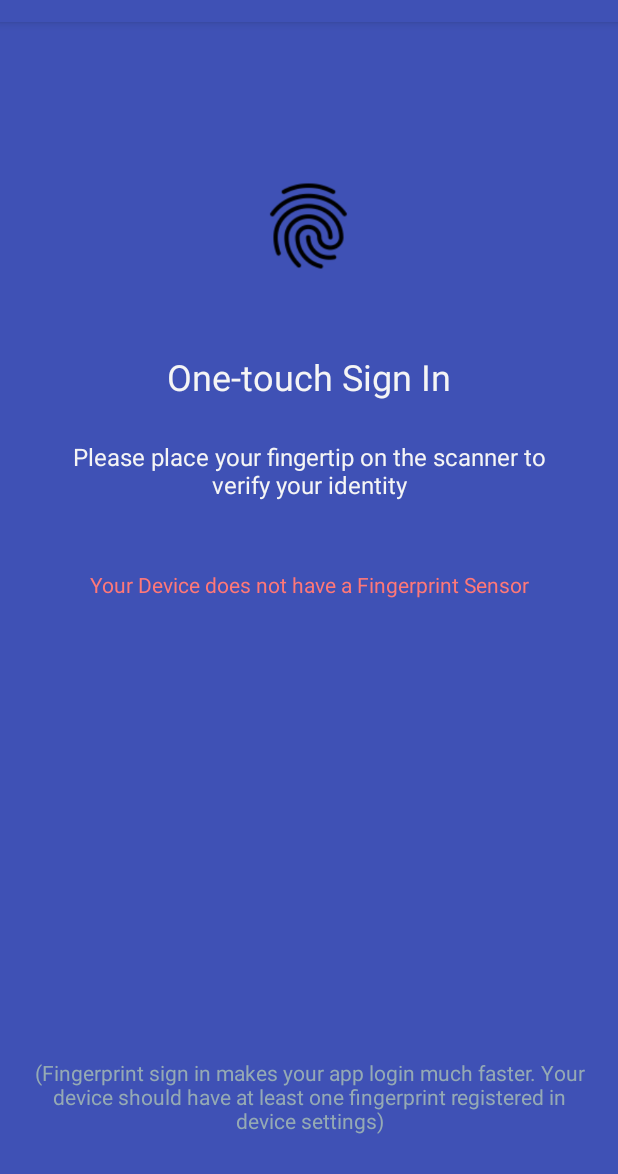
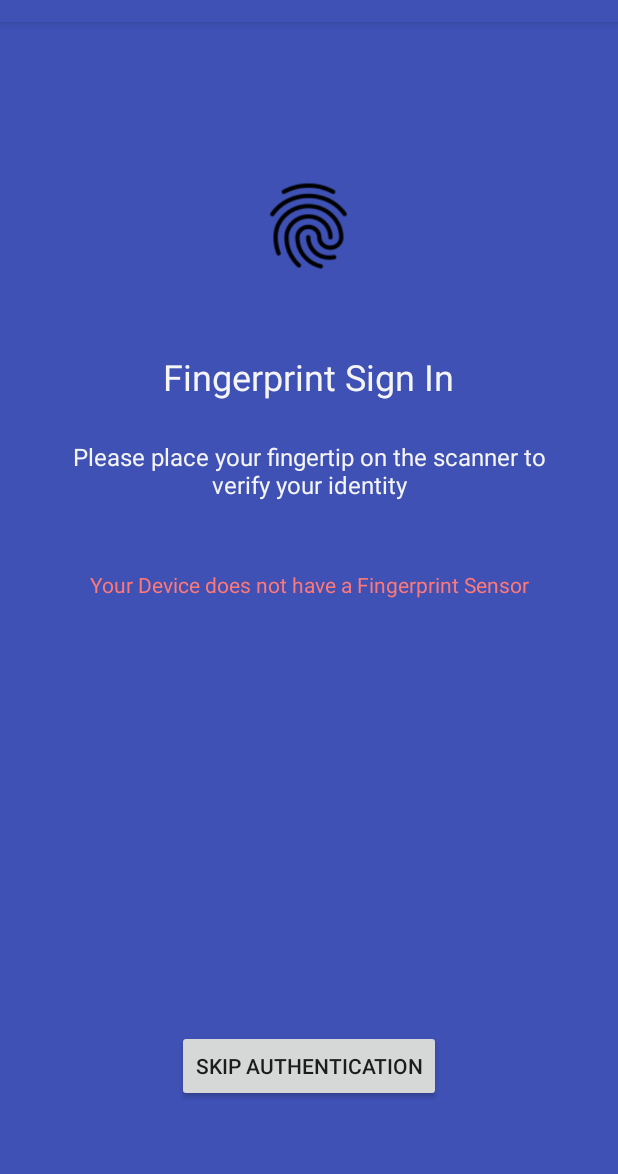
Before and after one commit to knosseir/QuickChat, an Android app: the screen it shows after launch (FingerprintActivity), on a phone screen of 412 x 824 dp, the part 62-1236 px from its top. Run offline under Robolectric (Android 15) with nearby library versions, the phone set to English and light mode, and no system bars; pictures from the network do not load.

```diff
--- a/app/src/main/res/layout/activity_fingerprint.xml
+++ b/app/src/main/res/layout/activity_fingerprint.xml
@@ -64,16 +64,14 @@
             android:gravity="center"/>
 
     </LinearLayout>
-    <TextView
+
+    <Button
         android:layout_width="wrap_content"
         android:layout_height="wrap_content"
-        android:textColor="@color/textPrimaryDark"
-        android:textSize="14sp"
-        android:text="@string/note"
-        android:layout_marginLeft="16dp"
-        android:textAlignment="center"
-        android:layout_marginRight="16dp"
-        android:layout_marginBottom="26dp"
-        android:layout_alignParentBottom="true"/>
+        android:layout_alignParentBottom="true"
+        android:text="Skip Authentication"
+        android:onClick="skipAuthentication"
+        android:layout_centerHorizontal="true"
+        android:layout_marginBottom="48dp"/>
 
 </RelativeLayout>
--- a/app/src/main/res/values/strings.xml
+++ b/app/src/main/res/values/strings.xml
@@ -79,7 +79,7 @@
     <string name="pref_title_vibrate">Vibrate</string>
 
     <string name="title_activity_main">MainActivity</string>
-    <string name="title_fingerprint">One-touch Sign In</string>
+    <string name="title_fingerprint">Fingerprint Sign In</string>
     <string name="desc_fingerprint">Please place your fingertip on the scanner to verify your identity</string>
     <string name="note">(Fingerprint sign in makes your app login much faster. Your device should have at least one fingerprint registered in device settings)</string>
     <string name="title_activity_home">Fingerprint</string>
```
Also changed, not shown: app/src/main/AndroidManifest.xml (+11 -2 lines), app/src/main/java/com/example/admin/chatapp/AboutActivity.java (+20 -0 lines), app/src/main/java/com/example/admin/chatapp/FingerprintActivity.java (+7 -0 lines), app/src/main/res/layout/activity_about.xml (+17 -6 lines).
